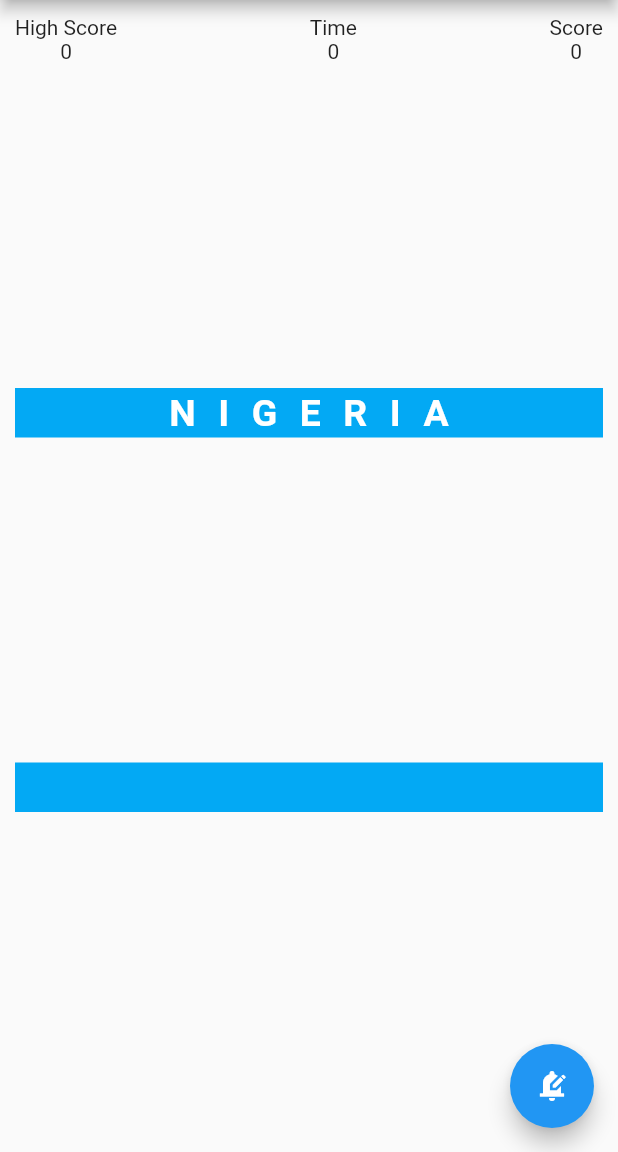
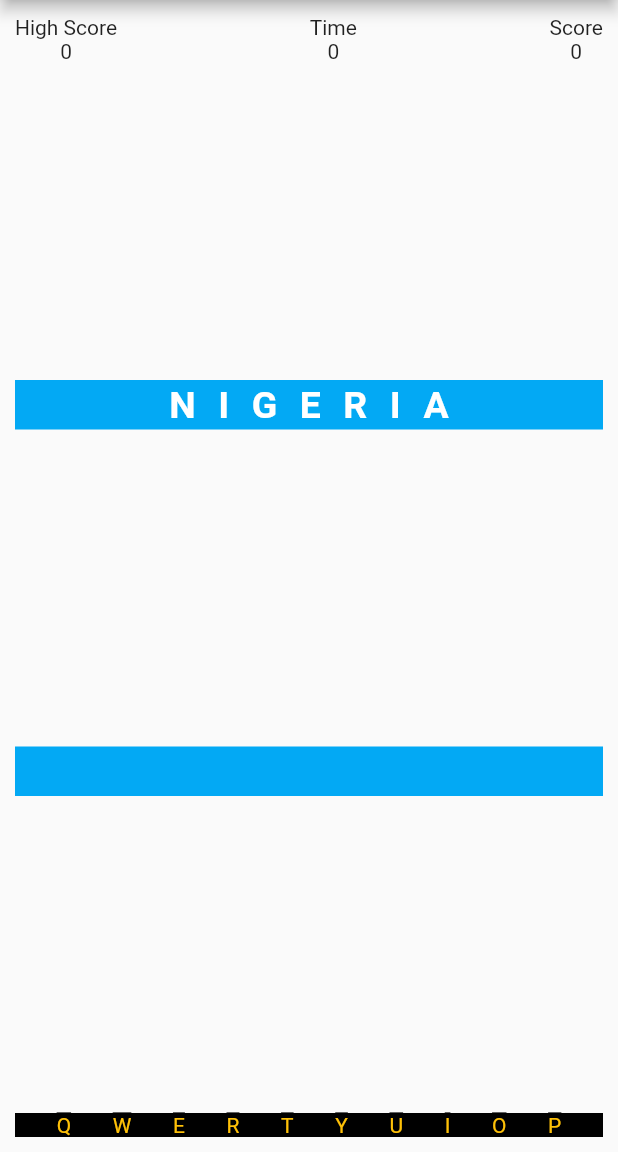
Before and after one commit to Akinyeleib/hangman-flutter, a Flutter app: the screen it shows after launch, on a phone screen of 412 x 824 dp, the part 84-1236 px from its top. Run offline on Flutter 3.47's test engine with Material 2 defaults, Android fonts, the phone set to English and light mode, and no system bars.

Commit message:
Keybord first row

```diff
--- a/lib/main.dart
+++ b/lib/main.dart
@@ -24,7 +24,7 @@ class HangMan extends StatefulWidget {
 
 class _HangManState extends State<HangMan> {
   String country = countries[Random().nextInt(countries.length)].toUpperCase();
-  String dashes = "";
+  String dashes = "", clicked = "";
   @override
   Widget build(BuildContext context) {
     return MaterialApp(
@@ -57,21 +57,86 @@ class _HangManState extends State<HangMan> {
               TextContainer(dashes),
               // Keyboard
               Container(
+                color: Colors.black,
                 child: Column(
                   mainAxisAlignment: MainAxisAlignment.center,
                   children: [
                     // First row
-                    Row(),
+                    Row(
+                      mainAxisAlignment: MainAxisAlignment.spaceEvenly,
+                      children: [
+                        InkWell(
+                          onTap: () {
+                            check("Q");
+                          },
+                          child: KeyLetter("Q"),
+                        ),
+                        InkWell(
+                          onTap: () {
+                            check("W");
+                          },
+                          child: KeyLetter("W"),
+                        ),
+                        InkWell(
+                          onTap: () {
+                            check("E");
+                          },
+                          child: KeyLetter("E"),
+                        ),
+                        InkWell(
+                          onTap: () {
+                            check("R");
+                          },
+                          child: KeyLetter("R"),
+                        ),
+                        InkWell(
+                          onTap: () {
+                            check("T");
+                          },
+                          child: KeyLetter("T"),
+                        ),
+                        InkWell(
+                          onTap: () {
+                            check("Y");
+                          },
+                          child: KeyLetter("Y"),
+                        ),
+                        InkWell(
+                          onTap: () {
+                            check("U");
+                          },
+                          child: KeyLetter("U"),
+                        ),
+                        InkWell(
+                          onTap: () {
+                            check("I");
+                          },
+                          child: KeyLetter("I"),
+                        ),
+                        InkWell(
+                          onTap: () {
+                            check("O");
+                          },
+                          child: KeyLetter("O"),
+                        ),
+                        InkWell(
+                          onTap: () {
+                            check("P");
+                          },
+                          child: KeyLetter("P"),
+                        ),
+                      ],
+                    ),
                   ],
                 ),
               ),
             ],
           ),
         ),
-        floatingActionButton: FloatingActionButton(
-          onPressed: generate,
-          child: const Icon(Icons.edit_notifications),
-        ),
+        // floatingActionButton: FloatingActionButton(
+        //   onPressed: generate,
+        //   child: const Icon(Icons.edit_notifications),
+        // ),
       ),
     );
   }
@@ -83,12 +148,32 @@ class _HangManState extends State<HangMan> {
     });
   }
 
+  void check(String letter) {
+    print("Letter is: $letter");
+  }
+
   String generateDashes() {
     String dash = "";
     for (int i = 0; i < country.length; i++) {
       dash += "-";
     }
     return dash;
+  }
+}
+
+class KeyLetter extends StatelessWidget {
+  String letter;
+  KeyLetter(this.letter, {super.key});
+
+  @override
+  Widget build(BuildContext context) {
+    return Text(
+      letter,
+      style: const TextStyle(
+        backgroundColor: Colors.black,
+        color: Colors.amber,
+      ),
+    );
   }
 }
 
```
